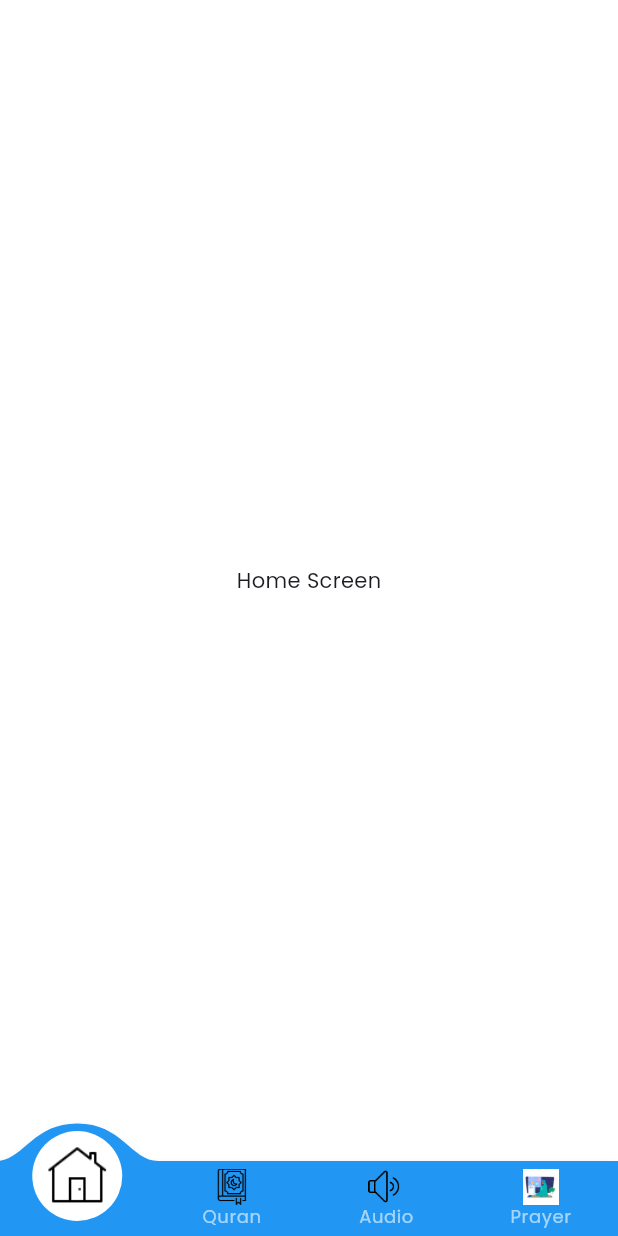
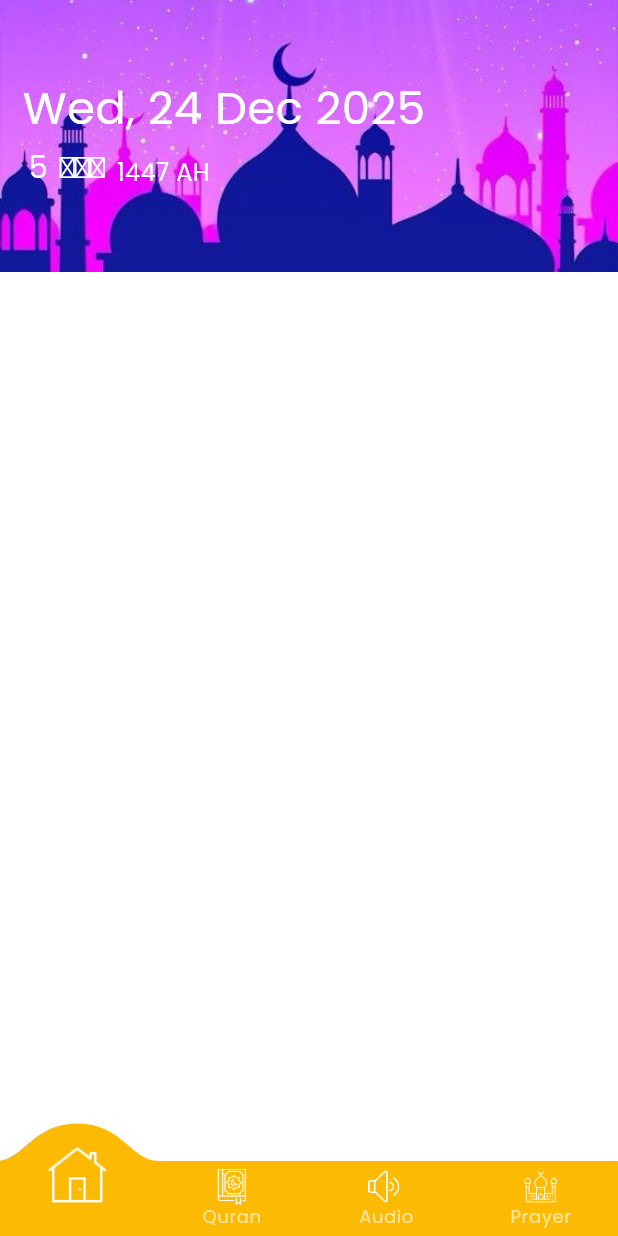
Before and after one commit to shaharyar4t4/Ilmora, a Flutter app: the MainScreen screen opened directly, on a phone screen of 412 x 824 dp. Run offline on Flutter 3.47's test engine with Material 3 defaults, Android fonts, the phone set to English and light mode, and no system bars; drawn by our look-alikes of convex_bottom_bar; our stand-ins replace flutter_svg, hijri, introduction_screen.

Commit message:
make Home page and add the Hijra and dates

```diff
--- a/lib/screens/home_screen.dart
+++ b/lib/screens/home_screen.dart
@@ -1,4 +1,6 @@
 import 'package:flutter/material.dart';
+import 'package:hijri/hijri_calendar.dart';
+import 'package:intl/intl.dart';
 
 class HomeScreen extends StatefulWidget {
   const HomeScreen({super.key});
@@ -8,12 +10,92 @@ class HomeScreen extends StatefulWidget {
 }
 
 class _HomeScreenState extends State<HomeScreen> {
+  var _hijri = HijriCalendar.now();
+
   @override
   Widget build(BuildContext context) {
-    return SafeArea(child: Scaffold(
-      body: Center(
-        child: Text("Home Screen"),
+    var _size = MediaQuery.of(context).size;
+    HijriCalendar.setLocal('ar');
+
+    var _hijri = HijriCalendar.now();
+    var day = DateTime.now();
+    var format = DateFormat('EEE, d MMM yyyy');
+    var formatted = format.format(day);
+
+    return SafeArea(
+      child: Scaffold(
+        body: Stack(
+          children: [
+            Container(
+              height: _size.height * 0.22,
+              width: double.infinity,
+              decoration: BoxDecoration(
+                image: DecorationImage(
+                  image: AssetImage("assets/image/background_img.jpg"),
+                  fit: BoxFit.cover,
+                ),
+              ),
+              child: Padding(
+                padding: const EdgeInsets.only(left: 15.0),
+                child: Column(
+                  mainAxisAlignment: MainAxisAlignment.center,
+                  crossAxisAlignment: CrossAxisAlignment.start,
+                  children: [
+                    Text(
+                      formatted,
+                      style: TextStyle(color: Colors.white, fontSize: 30),
+                    ),
+
+                    RichText(
+                      text: TextSpan(
+                        children: <InlineSpan>[
+                          WidgetSpan(
+                            child: Padding(
+                              padding: const EdgeInsets.all(4.0),
+                              child: Text(
+                                _hijri.hDay.toString(),
+                                style: TextStyle(
+                                  color: Colors.white,
+                                  fontSize: 20.0,
+                                ),
+                              ),
+                            ),
+                          ),
+                          WidgetSpan(
+                            child: Padding(
+                              padding: const EdgeInsets.all(4.0),
+                              child: Text(
+                                _hijri.longMonthName,
+                                style: TextStyle(
+                                  color: Colors.white,
+                                  fontSize: 20.0,
+                                  fontWeight: FontWeight.bold,
+                                ),
+                              ),
+                            ),
+                          ),
+                          WidgetSpan(
+                            child: Padding(
+                              padding: const EdgeInsets.all(4.0),
+                              child: Text(
+                                '${_hijri.hYear} AH',
+                                style: TextStyle(
+                                  color: Colors.white,
+                                  fontSize: 16.0,
+                                ),
+                              ),
+                            ),
+                          ),
+                        ],
+                      ),
+                    ),
+                  ],
+                ),
+              ),
+            ),
+          ],
+        ),
       ),
-    ),);
+    );
   }
 }
--- a/lib/screens/main_screen.dart
+++ b/lib/screens/main_screen.dart
@@ -1,6 +1,7 @@
 import 'package:convex_bottom_bar/convex_bottom_bar.dart';
 import 'package:flutter/material.dart';
 import 'package:flutter_svg/svg.dart';
+import 'package:ilmora/constant/constants.dart';
 import 'package:ilmora/screens/audio_screen.dart';
 import 'package:ilmora/screens/home_screen.dart';
 import 'package:ilmora/screens/prayer_screen.dart';
@@ -29,13 +30,15 @@ class _MainScreenState extends State<MainScreen> {
         body: _widgetsList[selectindex],
         bottomNavigationBar: ConvexAppBar(
           items: [
-            TabItem(icon: Image.asset('assets/image/home.png'), title: 'Home'),
-            TabItem(icon: Image.asset('assets/image/holyQuran.png'), title: 'Quran'),
-            TabItem(icon: Image.asset('assets/image/audio.png'), title: 'Audio'),
-            TabItem(icon: Image.asset('assets/image/prayer.png'), title: 'Prayer'),
+            TabItem(icon: Image.asset('assets/image/home.png', color: Colors.white,), title: 'Home'),
+            TabItem(icon: Image.asset('assets/image/holyQuran.png', color: Colors.white), title: 'Quran'),
+            TabItem(icon: Image.asset('assets/image/audio.png', color: Colors.white), title: 'Audio'),
+            TabItem(icon: Image.asset('assets/image/mosque.png',color: Colors.white), title: 'Prayer'),
           ],
           initialActiveIndex: 0,
           onTap:updateIndex,
+          backgroundColor: Constants.kPrimary,
+          activeColor: Constants.kPrimary,
         ),
       ),
     );
--- a/pubspec.yaml
+++ b/pubspec.yaml
@@ -37,6 +37,8 @@ dependencies:
   introduction_screen: ^4.0.0
   convex_bottom_bar: ^3.2.0
   flutter_svg: ^2.2.3
+  intl: ^0.20.2
+  hijri: ^3.0.0
 
 dev_dependencies:
   flutter_test:
```
Also changed, not shown: pubspec.lock.
